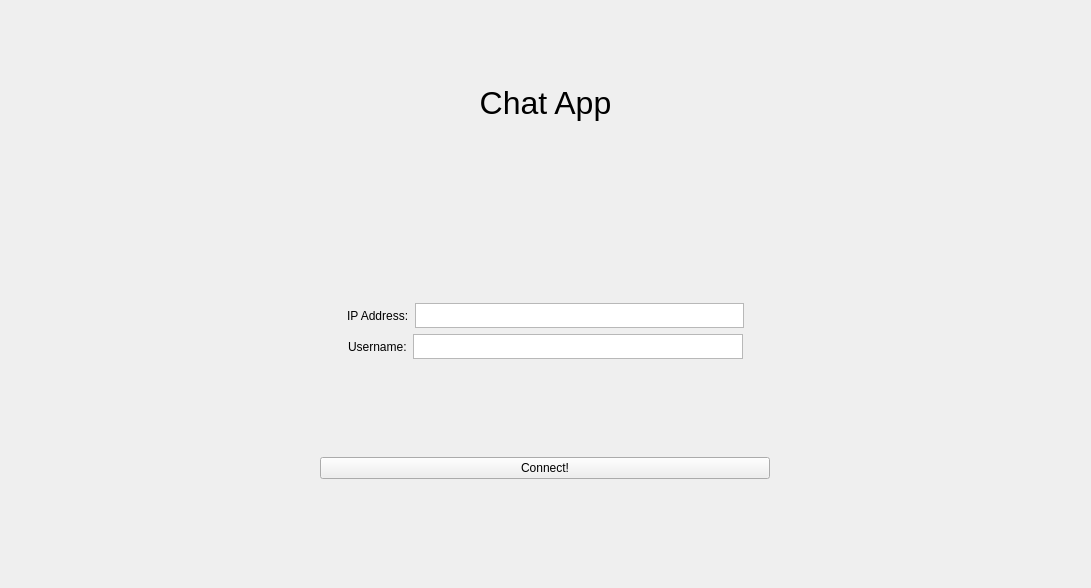
Before: the Qt Designer form responsive.ui in JopaXd/chat-app, drawn with Qt 5.
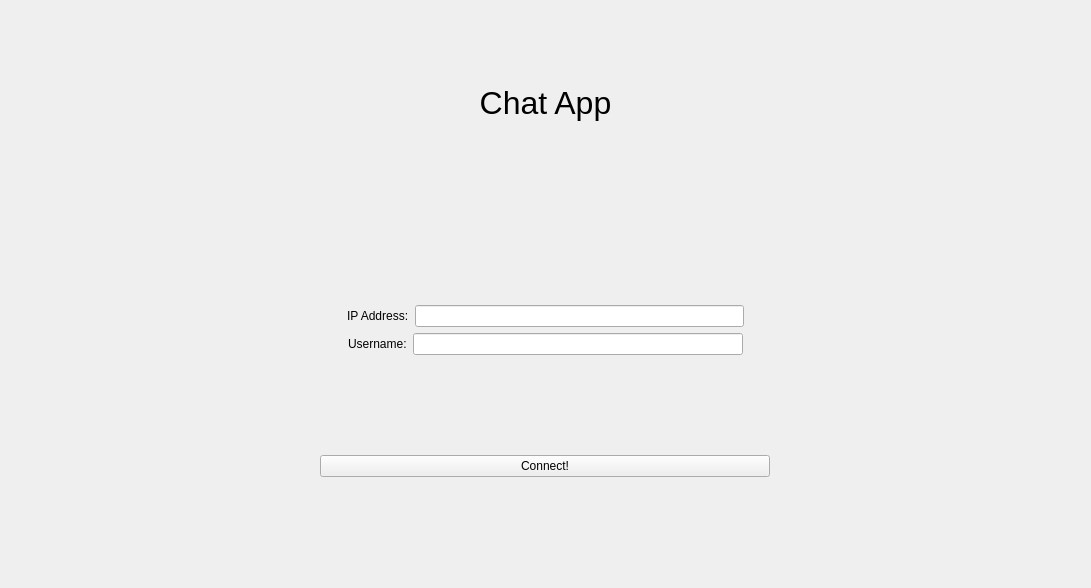
After: the same form once the commit is applied.

Commit message: Added disconnect button to ui, added almost all the functionality for the client, except sending the messages.

Diff of the .ui file:
```diff
--- a/responsive.ui
+++ b/responsive.ui
@@ -104,20 +104,7 @@
                  </widget>
                 </item>
                 <item>
-                 <widget class="QTextEdit" name="ipAddressField">
-                  <property name="minimumSize">
-                   <size>
-                    <width>0</width>
-                    <height>0</height>
-                   </size>
-                  </property>
-                  <property name="maximumSize">
-                   <size>
-                    <width>16777215</width>
-                    <height>25</height>
-                   </size>
-                  </property>
-                 </widget>
+                 <widget class="QLineEdit" name="ipAddressField"/>
                 </item>
                 <item>
                  <spacer name="ipAddressSpacer2">
@@ -157,14 +144,7 @@
                  </widget>
                 </item>
                 <item>
-                 <widget class="QTextEdit" name="usernameField">
-                  <property name="maximumSize">
-                   <size>
-                    <width>16777215</width>
-                    <height>25</height>
-                   </size>
-                  </property>
-                 </widget>
+                 <widget class="QLineEdit" name="usernameField"/>
                 </item>
                 <item>
                  <spacer name="usernameSpacer2">
```
Left out of the diff: 23 changed lines with no effect on the pictures. The commit also changes 1 other file.
